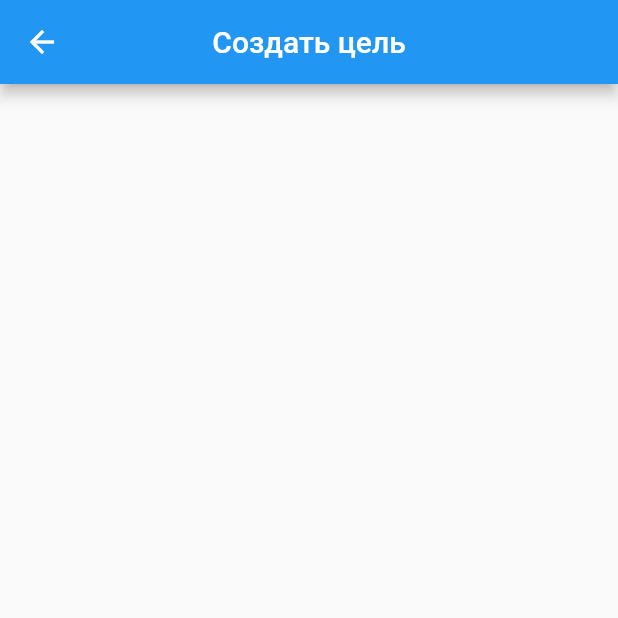
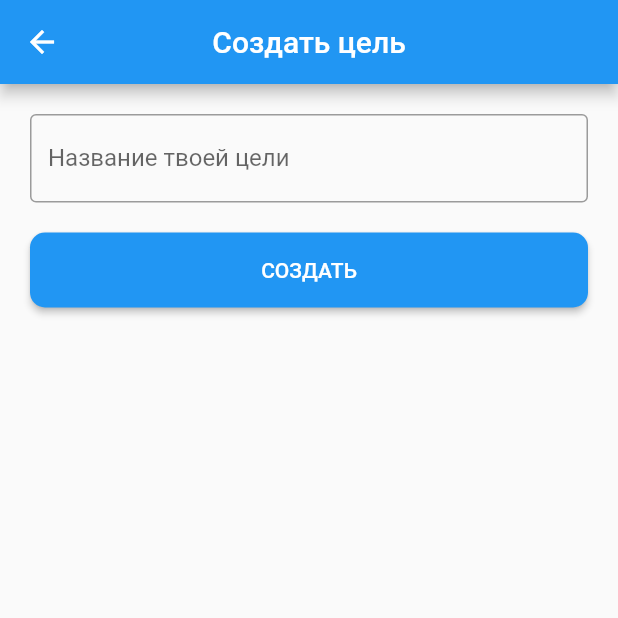
Before and after one commit to AlexanderTopchiy/my-goals, a Flutter app: the screen it shows after launch, after a tap on the "add" icon, on a phone screen of 412 x 824 dp, the top half of it. Run offline on Flutter 3.47's test engine with Material 2 defaults, Android fonts, the phone set to English and light mode, and no system bars.

Commit message:
Implement Create goal feature with goal name and create goal button
- Add and implement Goal name text field
- Add and implement Create goal button

```diff
--- a/lib/create_goal.dart
+++ b/lib/create_goal.dart
@@ -1,4 +1,6 @@
 import 'package:flutter/material.dart';
+
+import 'package:my_goals/data/model/goal.dart';
 
 class CreateGoal extends StatefulWidget {
   @override
@@ -6,13 +8,70 @@ class CreateGoal extends StatefulWidget {
 }
 
 class _CreateGoalState extends State<CreateGoal> {
+  final _goalNameController = TextEditingController();
+
+  @override
+  void dispose() {
+    _goalNameController.dispose();
+    super.dispose();
+  }
+
+  void _createGoal() {
+    String _goalName = _goalNameController.text;
+    if (_goalName.isNotEmpty) {
+      Navigator.of(context).pop(
+          Goal(_goalName, 10)
+      );
+    }
+  }
+
   @override
   Widget build(BuildContext context) {
     return Scaffold(
       appBar: AppBar(
         centerTitle: true,
-        title: Text(
-          'Создать цель'
+        title: Text('Создать цель'),
+      ),
+      body: Center(
+        child: Column(
+          children: <Widget>[
+            Padding(
+              padding: const EdgeInsets.all(20.0),
+              child: TextFormField(
+                controller: _goalNameController,
+                decoration: InputDecoration(
+                  labelText: 'Название твоей цели',
+                  border: OutlineInputBorder(),
+                ),
+                validator: (value) {
+                  if (value.isEmpty) {
+                    return 'Введите название цели';
+                  }
+                  return null;
+                },
+                keyboardType: TextInputType.text,
+                textCapitalization: TextCapitalization.sentences,
+              ),
+            ),
+            Container(
+              padding: EdgeInsets.only(left: 20.0, right: 20.0),
+              child: ButtonTheme(
+                minWidth: double.infinity,
+                height: 50,
+                child: RaisedButton(
+                  onPressed: () => _createGoal(),
+                  color: Colors.blue,
+                  textColor: Colors.white,
+                  child: Text(
+                    'СОЗДАТЬ',
+                  ),
+                  shape: RoundedRectangleBorder(
+                    borderRadius: BorderRadius.circular(10.0),
+                  ),
+                ),
+              ),
+            ),
+          ],
         ),
       ),
     );
--- a/lib/my_goals.dart
+++ b/lib/my_goals.dart
@@ -3,6 +3,10 @@ import 'dart:async' show Future;
 import 'package:flutter/material.dart';
 
 import 'create_goal.dart';
+import 'package:my_goals/data/goals_repository.dart';
+import 'package:my_goals/data/model/goal.dart';
+
+final _goalsRepository = GoalsRepository();
 
 class MyGoals extends StatefulWidget {
   @override
@@ -12,8 +16,17 @@ class MyGoals extends StatefulWidget {
 class _MyGoalsState extends State<MyGoals> {
   bool _isListEmpty = true;
 
+  Widget _initGoalsListView() {
+    return ListView.builder(
+      itemCount: _goalsRepository.getGoalsList().length,
+      itemBuilder: (context, position) => ListTile(
+        title: Text(_goalsRepository.getGoalsList()[position].goalName),
+      ),
+    );
+  }
+
   Future _createNewGoal() async {
-    Map goal =  await Navigator.of(context).push(new MaterialPageRoute(
+    Goal goal =  await Navigator.of(context).push(new MaterialPageRoute(
       builder: (BuildContext context) {
         return CreateGoal();
       },
@@ -22,6 +35,7 @@ class _MyGoalsState extends State<MyGoals> {
     if (goal != null) {
       setState(() {
         _isListEmpty = false;
+        _goalsRepository.addNewGoalToList(goal.goalName, goal.goalDate);
       });
     }
   }
@@ -35,19 +49,20 @@ class _MyGoalsState extends State<MyGoals> {
           'Мои цели',
         ),
       ),
-      body: Center(
-        child: Visibility(
-          child: Text(
-            'Тут пусто :с',
+      body: Stack(
+        children: <Widget>[
+          Center(
+            child: Visibility(
+              child: Text('Тут пусто :с'),
+              visible: _isListEmpty,
+            ),
           ),
-          visible: _isListEmpty,
-        ),
+          _initGoalsListView(),
+        ],
       ),
       floatingActionButton: FloatingActionButton(
-        onPressed: () {
-          _createNewGoal();
-        },
-        tooltip: 'Create goal',
+        onPressed: () => _createNewGoal(),
+        tooltip: 'Создать цель',
         child: Icon(Icons.add),
       ),
     );
```
